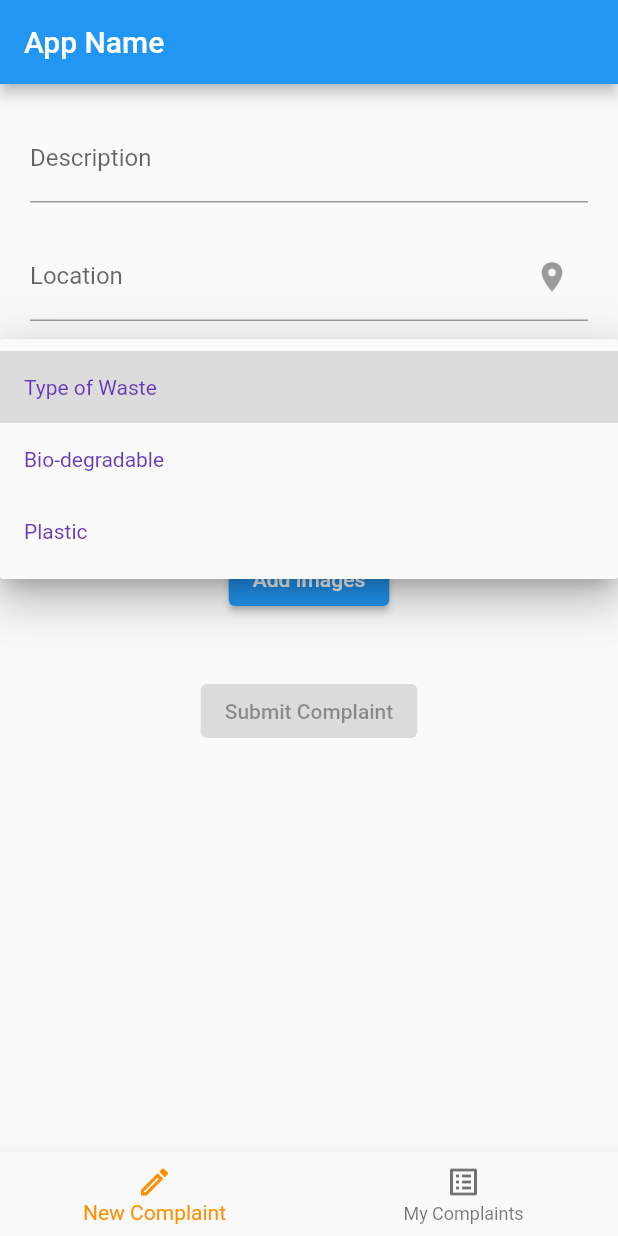
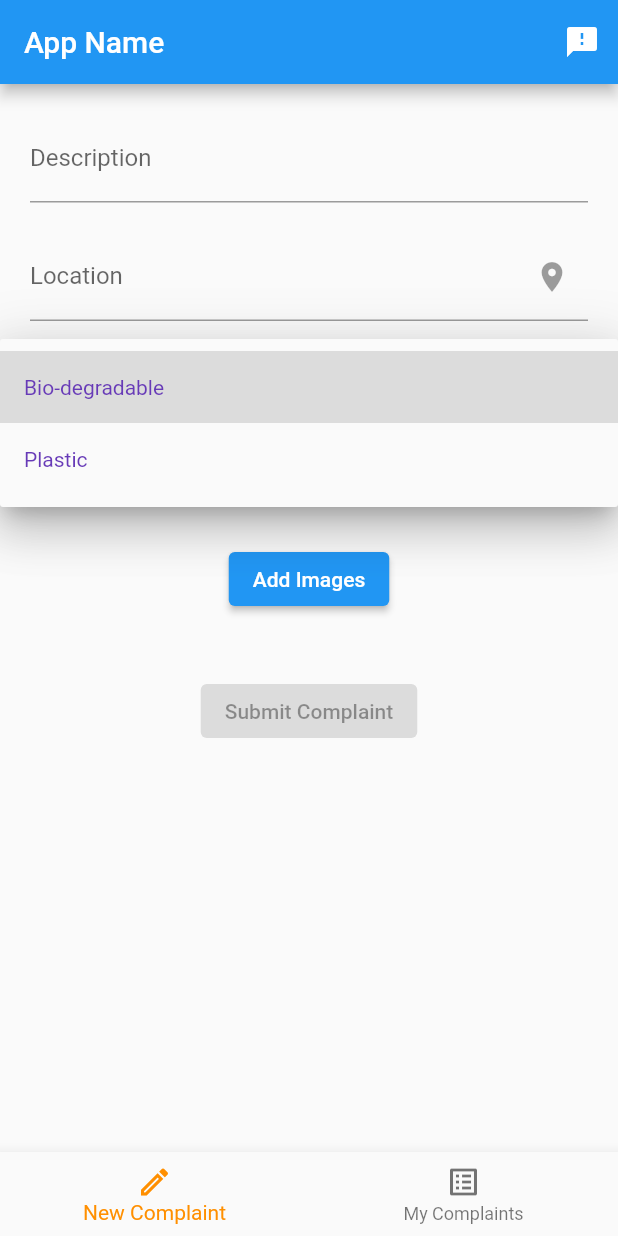
Before and after one commit to WebOps-and-Blockchain-Club/clinsti-mobile-client, a Flutter app: the screen it shows after launch, after a tap on "Type of Waste", on a phone screen of 412 x 824 dp. Run offline on Flutter 3.47's test engine with Material 2 defaults, Android fonts, the phone set to English and light mode, and no system bars; our stand-ins replace fluttertoast; missing offline and left inert: multi_image_picker.

Commit message:
feedbackForm

```diff
--- a/lib/screens/HomeScreen/main.dart
+++ b/lib/screens/HomeScreen/main.dart
@@ -1,3 +1,4 @@
+import 'package:app_client/screens/Feedback/main.dart';
 import 'package:app_client/screens/ViewComplaints/main.dart';
 import 'package:app_client/screens/NewComplaint/main.dart';
 import "package:flutter/material.dart";
@@ -44,10 +45,9 @@ class HomeScreen extends StatefulWidget {
 }
 
 class _HomeScreenState extends State<HomeScreen> {
-
   int index = 0;
 
-  void _onItemTap(int i){
+  void _onItemTap(int i) {
     setState(() {
       index = i;
     });
@@ -59,21 +59,25 @@ class _HomeScreenState extends State<HomeScreen> {
       appBar: AppBar(
         automaticallyImplyLeading: false,
         title: Text("App Name"),
+        actions: [
+          IconButton(
+              icon: Icon(Icons.feedback),
+              onPressed: () {
+                Navigator.push(context,
+                    MaterialPageRoute(builder: (context) => FeedbackScreen()));
+              })
+        ],
       ),
       body: Center(
         child: (index == 0) ? NewComplaintScreen() : ViewComplaintScreen(),
       ),
       bottomNavigationBar: BottomNavigationBar(
-          items: <BottomNavigationBarItem>[
-            BottomNavigationBarItem(
-                icon: Icon(Icons.edit_outlined),
-                label: "New Complaint"
-            ),
-            BottomNavigationBarItem(
-                icon: Icon(Icons.list_alt),
-                label: "My Complaints"
-            )
-          ],
+        items: <BottomNavigationBarItem>[
+          BottomNavigationBarItem(
+              icon: Icon(Icons.edit_outlined), label: "New Complaint"),
+          BottomNavigationBarItem(
+              icon: Icon(Icons.list_alt), label: "My Complaints")
+        ],
         currentIndex: index,
         onTap: _onItemTap,
         selectedItemColor: Colors.amber[800],
--- a/lib/screens/NewComplaint/main.dart
+++ b/lib/screens/NewComplaint/main.dart
@@ -1,4 +1,3 @@
-
 import 'package:flutter/cupertino.dart';
 import "package:flutter/material.dart";
 import 'package:fluttertoast/fluttertoast.dart';
@@ -11,10 +10,9 @@ class NewComplaintScreen extends StatefulWidget {
 }
 
 class _NewComplaintScreenState extends State<NewComplaintScreen> {
-
   TextEditingController compLocation = TextEditingController();
   TextEditingController compDescription = TextEditingController();
-  String dropdownValue = 'Type of Waste';
+  String dropdownValue;
   List<Asset> images = [];
   String error;
 
@@ -46,8 +44,7 @@ class _NewComplaintScreenState extends State<NewComplaintScreen> {
                 suffixIcon: IconButton(
                   icon: Icon(Icons.location_on),
                   onPressed: null,
-              )
-            ),
+                )),
             controller: compLocation,
             maxLines: null,
           ),
@@ -73,12 +70,17 @@ class _NewComplaintScreenState extends State<NewComplaintScreen> {
                 dropdownValue = newValue;
               });
             },
-            items: <String>['Type of Waste', 'Bio-degradable', 'Plastic'].map<DropdownMenuItem<String>>((String value) {
+            items: <String>['Bio-degradable', 'Plastic']
+                .map<DropdownMenuItem<String>>((String value) {
               return DropdownMenuItem<String>(
                 child: Text(value),
                 value: value,
               );
             }).toList(),
+            hint: Text(
+              'Type of Waste',
+              style: TextStyle(color: Colors.grey, fontSize: 14),
+            ),
           ),
         ),
         SizedBox(
@@ -88,24 +90,25 @@ class _NewComplaintScreenState extends State<NewComplaintScreen> {
         SizedBox(
           height: 40,
         ),
-        Row(
-          mainAxisAlignment: MainAxisAlignment.center,
-          children: [
+        Row(mainAxisAlignment: MainAxisAlignment.center, children: [
           ElevatedButton(
             child: Text('Add Images'),
             onPressed: loadAssets,
           ),
-            if(images.length != 0)SizedBox(width: 10,),
-            if(images.length != 0)ElevatedButton(
+          if (images.length != 0)
+            SizedBox(
+              width: 10,
+            ),
+          if (images.length != 0)
+            ElevatedButton(
               child: Text('Clear'),
-              onPressed: (){
+              onPressed: () {
                 setState(() {
                   images.removeRange(0, images.length);
                 });
               },
             ),
-          ]
-        ),
+        ]),
         SizedBox(
           height: 40,
         ),
@@ -170,8 +173,7 @@ class _NewComplaintScreenState extends State<NewComplaintScreen> {
           toastLength: Toast.LENGTH_SHORT,
           backgroundColor: Colors.white,
           textColor: Colors.black,
-          fontSize: 14.0
-      );
+          fontSize: 14.0);
     }
 
     // If the widget was removed from the tree while the asynchronous platform
@@ -180,7 +182,7 @@ class _NewComplaintScreenState extends State<NewComplaintScreen> {
     if (!mounted) return;
 
     setState(() {
-      if(resultList.length==0){
+      if (resultList.length == 0) {
         print('No image selected');
         Fluttertoast.showToast(
             msg: 'No Image Selected',
@@ -188,7 +190,7 @@ class _NewComplaintScreenState extends State<NewComplaintScreen> {
             backgroundColor: Colors.white,
             textColor: Colors.black,
             fontSize: 14.0);
-      }else{
+      } else {
         images = resultList;
       }
     });
```
Also changed, not shown: lib/screens/Feedback/main.dart (added, +77 -0 lines). Lines whose indentation alone changed are shown as unchanged.
